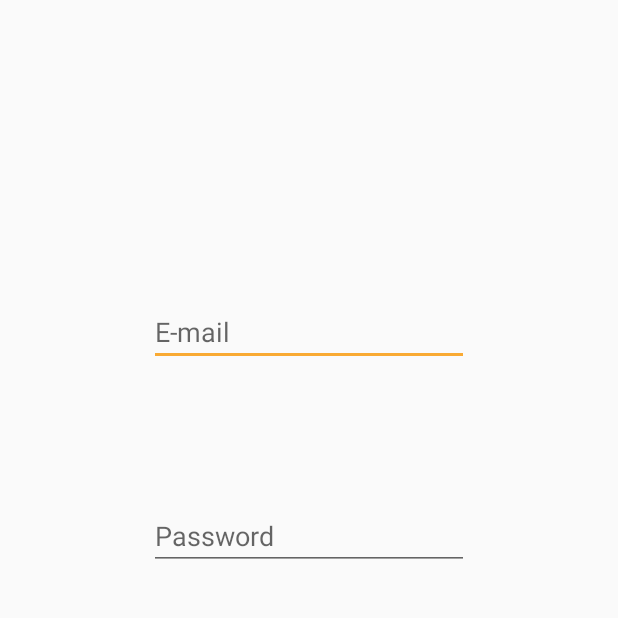
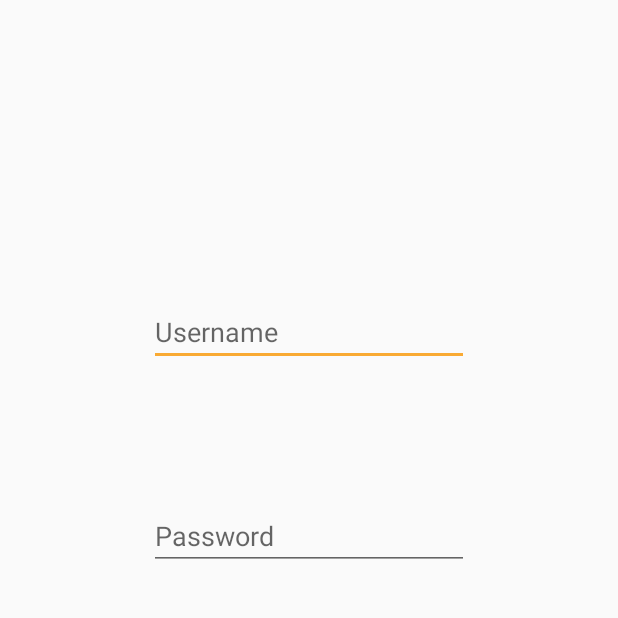
Before and after one commit to emre-akin/CampusAssistant, an Android app: the LoginActivity screen opened directly, with no data from a screen before it, on a phone screen of 412 x 824 dp, the top half of it. Run offline under Robolectric (Android 15) with nearby library versions, the light colour scheme and no system bars.

Commit message:
- Login System added.

```diff
--- a/app/src/main/AndroidManifest.xml
+++ b/app/src/main/AndroidManifest.xml
@@ -5,6 +5,7 @@
     <uses-permission android:name="android.permission.BLUETOOTH"></uses-permission>
     <uses-permission android:name="android.permission.BLUETOOTH_ADMIN"></uses-permission>
     <uses-permission android:name="android.permission.ACCESS_COARSE_LOCATION"></uses-permission>
+    <uses-permission android:name="android.permission.INTERNET"></uses-permission>
 
     <application
         android:allowBackup="true"
@@ -12,6 +13,7 @@
         android:label="@string/app_name"
         android:roundIcon="@mipmap/ic_launcher_round"
         android:supportsRtl="true"
+        android:usesCleartextTraffic="true"
         android:theme="@style/AppTheme">
         <activity android:name=".StartActivity">
             <intent-filter>
--- a/app/src/main/java/com/emre/campusassistant/HomeFragment.java
+++ b/app/src/main/java/com/emre/campusassistant/HomeFragment.java
@@ -14,7 +14,7 @@ public class HomeFragment extends Fragment {
     @Override
     public View onCreateView(@NonNull LayoutInflater inflater, @Nullable ViewGroup container, @Nullable Bundle savedInstanceState) {
         View v = inflater.inflate(R.layout.fragment_home,container,false);
-
+        // TODO: 20.12.2018 Create profile view when database is ready.
         TextView homeTextView = v.findViewById(R.id.homeTextView);
         String username = getArguments().getString("username");
         homeTextView.append(username);
--- a/app/src/main/java/com/emre/campusassistant/MainActivity.java
+++ b/app/src/main/java/com/emre/campusassistant/MainActivity.java
@@ -72,7 +72,7 @@ public class MainActivity extends AppCompatActivity {
          */
         if(!getPackageManager().hasSystemFeature(PackageManager.FEATURE_BLUETOOTH_LE)) {
             Toast.makeText(this, "No BLE Support", Toast.LENGTH_SHORT).show();
-            finish();
+            //finish();
             return;
         }
     }
--- a/app/src/main/java/com/emre/campusassistant/StartActivity.java
+++ b/app/src/main/java/com/emre/campusassistant/StartActivity.java
@@ -16,6 +16,8 @@ public class StartActivity extends AppCompatActivity {
         super.onCreate(savedInstanceState);
         setContentView(R.layout.activity_start);
 
+        checkLogin();
+
         Button loginButton = (Button) findViewById(R.id.signInButton);
         loginButton.setOnClickListener(new View.OnClickListener() {
             @Override
@@ -29,4 +31,8 @@ public class StartActivity extends AppCompatActivity {
             }
         });
     }
+
+    private void checkLogin() {
+        // TODO: 20.12.2018 Add login check when Database is ready.
+    }
 }
--- a/app/src/main/res/layout/activity_login.xml
+++ b/app/src/main/res/layout/activity_login.xml
@@ -7,24 +7,22 @@
     tools:context=".LoginActivity">
 
     <EditText
-        android:id="@+id/emailText"
+        android:id="@+id/usernameText"
         android:layout_width="wrap_content"
         android:layout_height="wrap_content"
         android:layout_marginStart="8dp"
-        android:layout_marginLeft="8dp"
         android:layout_marginTop="8dp"
         android:layout_marginEnd="8dp"
-        android:layout_marginRight="8dp"
         android:layout_marginBottom="8dp"
+        android:autofillHints="e-mail"
         android:ems="10"
-        android:hint="@string/emailText"
-        android:inputType="textEmailAddress"
+        android:hint="@string/usernameText"
+        android:inputType="text"
         app:layout_constraintBottom_toBottomOf="parent"
         app:layout_constraintEnd_toEndOf="parent"
         app:layout_constraintStart_toStartOf="parent"
         app:layout_constraintTop_toTopOf="parent"
-        app:layout_constraintVertical_bias="0.25"
-        android:autofillHints="e-mail" />
+        app:layout_constraintVertical_bias="0.25" />
 
     <EditText
         android:id="@+id/passwordText"
@@ -42,7 +40,7 @@
         app:layout_constraintBottom_toBottomOf="parent"
         app:layout_constraintEnd_toEndOf="parent"
         app:layout_constraintStart_toStartOf="parent"
-        app:layout_constraintTop_toBottomOf="@+id/emailText"
+        app:layout_constraintTop_toBottomOf="@+id/usernameText"
         app:layout_constraintVertical_bias="0.16000003"
         android:autofillHints="password" />
 
--- a/app/src/main/res/values/strings.xml
+++ b/app/src/main/res/values/strings.xml
@@ -3,7 +3,7 @@
     <string name="textviewWelcome">Welcome to Campus Assistance</string>
     <string name="signUpButton">Create an Account</string>
     <string name="signInButton">Login</string>
-    <string name="emailText">E-mail</string>
+    <string name="usernameText">Username</string>
     <string name="passwordText">Password</string>
     <string name="loginButton">Login</string>
     <string name="title_activity_main">MainActivity</string>
```
Also changed, not shown: app/src/main/java/com/emre/campusassistant/LoginActivity.java (+73 -43 lines), app/src/main/java/com/emre/campusassistant/ScanFragment.java (+5 -10 lines).
